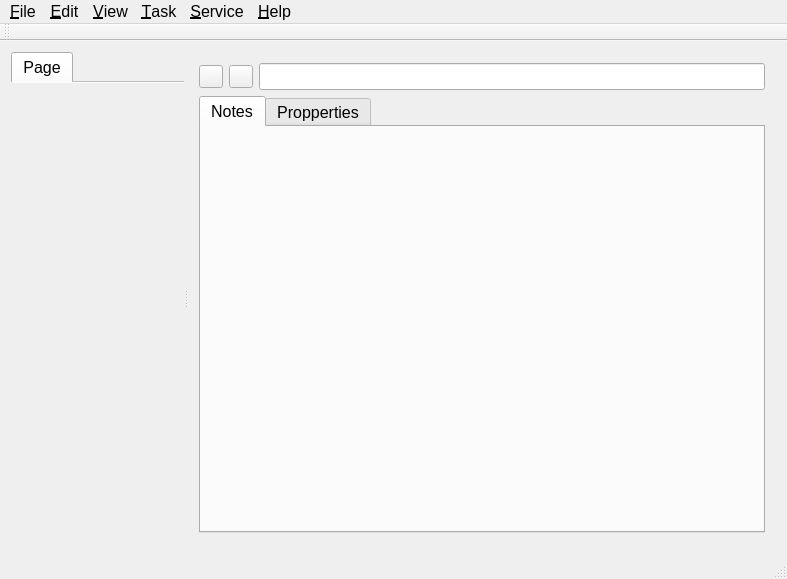
Ejik/Life-organizer, file src/mainwindow.ui: the form before one commit.
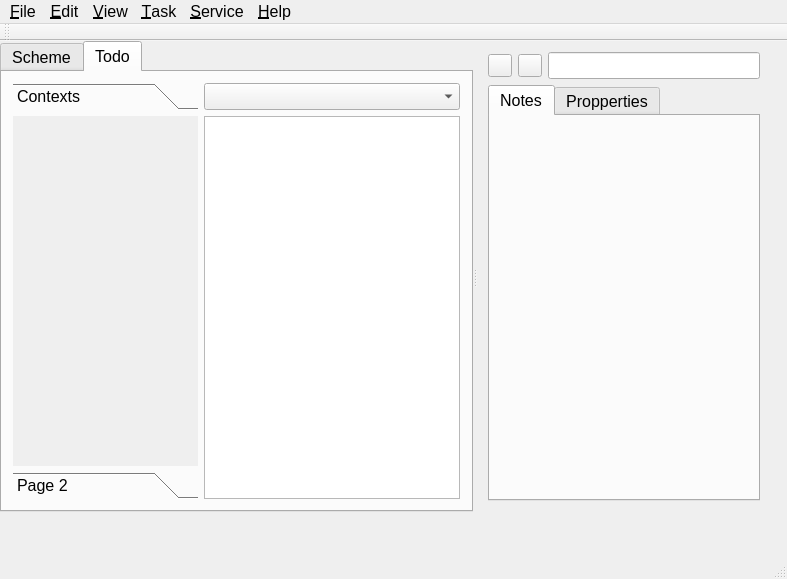
The form after the commit. The open tabs and pages were chosen to show the change. Custom widgets are drawn as their Qt base class.

The edit to the form file:
```diff
--- a/src/mainwindow.ui
+++ b/src/mainwindow.ui
@@ -28,35 +28,103 @@
    <bool>false</bool>
   </property>
   <widget class="QWidget" name="centralWidget">
-   <layout class="QVBoxLayout" name="verticalLayout">
-    <item>
      <widget class="QSplitter" name="splitter">
+    <property name="geometry">
+     <rect>
+      <x>0</x>
+      <y>0</y>
+      <width>771</width>
+      <height>471</height>
+     </rect>
+    </property>
       <property name="orientation">
        <enum>Qt::Horizontal</enum>
       </property>
-      <widget class="TabWidget" name="tabWidget">
+    <widget class="QTabWidget" name="tabWidget">
        <property name="autoFillBackground">
         <bool>false</bool>
        </property>
-       <property name="tabPosition">
-        <enum>QTabWidget::North</enum>
-       </property>
-       <property name="tabShape">
-        <enum>QTabWidget::Rounded</enum>
-       </property>
        <property name="currentIndex">
         <number>0</number>
        </property>
-       <property name="documentMode">
+     <widget class="QWidget" name="tabShceme" native="true">
+      <attribute name="title">
+       <string>Scheme</string>
+      </attribute>
+      <layout class="QGridLayout" name="gridLayout">
+       <item row="0" column="0">
+        <widget class="QCheckBox" name="checkBox">
+         <property name="text">
+          <string>Hide complited tasks</string>
+         </property>
+         <property name="tristate">
         <bool>true</bool>
        </property>
-       <property name="tabsClosable">
-        <bool>false</bool>
-       </property>
-       <widget class="QWidget" name="tab">
+        </widget>
+       </item>
+       <item row="0" column="1">
+        <widget class="QComboBox" name="comboBox">
+         <property name="frame">
+          <bool>true</bool>
+         </property>
+         <property name="modelColumn">
+          <number>0</number>
+         </property>
+        </widget>
+       </item>
+       <item row="1" column="0" colspan="2">
+        <widget class="QTreeView" name="treeView"/>
+       </item>
+      </layout>
+     </widget>
+     <widget class="QWidget" name="tabTodo">
         <attribute name="title">
-         <string>Page</string>
-        </attribute>
+       <string>Todo</string>
+      </attribute>
+      <layout class="QGridLayout" name="gridLayout_3">
+       <item row="0" column="0" rowspan="2">
+        <widget class="QToolBox" name="toolBox">
+         <property name="frameShape">
+          <enum>QFrame::NoFrame</enum>
+         </property>
+         <property name="currentIndex">
+          <number>0</number>
+         </property>
+         <widget class="QWidget" name="pageContexts">
+          <property name="geometry">
+           <rect>
+            <x>0</x>
+            <y>0</y>
+            <width>116</width>
+            <height>352</height>
+           </rect>
+          </property>
+          <attribute name="label">
+           <string>Contexts</string>
+          </attribute>
+         </widget>
+         <widget class="QWidget" name="page_2">
+          <property name="geometry">
+           <rect>
+            <x>0</x>
+            <y>0</y>
+            <width>102</width>
+            <height>390</height>
+           </rect>
+          </property>
+          <attribute name="label">
+           <string>Page 2</string>
+          </attribute>
+         </widget>
+        </widget>
+       </item>
+       <item row="0" column="1">
+        <widget class="QComboBox" name="comboBox_2"/>
+       </item>
+       <item row="1" column="1">
+        <widget class="QTreeView" name="treeView_2"/>
+       </item>
+      </layout>
        </widget>
       </widget>
       <widget class="QWidget" name="layoutWidget">
@@ -98,8 +166,8 @@
        </layout>
       </widget>
      </widget>
-    </item>
-   </layout>
+   <zorder>splitter</zorder>
+   <zorder>tabWidget_2</zorder>
   </widget>
   <widget class="QMenuBar" name="menuBar">
    <property name="geometry">
@@ -107,7 +175,7 @@
      <x>0</x>
      <y>0</y>
      <width>787</width>
-     <height>30</height>
+     <height>21</height>
     </rect>
    </property>
    <widget class="QMenu" name="menu_File">
@@ -343,14 +411,6 @@
   </action>
  </widget>
  <layoutdefault spacing="6" margin="11"/>
- <customwidgets>
-  <customwidget>
-   <class>TabWidget</class>
-   <extends>QTabWidget</extends>
-   <header location="global">../src/tabwidget.h</header>
-   <container>1</container>
-  </customwidget>
- </customwidgets>
  <resources/>
  <connections/>
 </ui>
```
Lines whose indentation alone changed are shown as unchanged.
